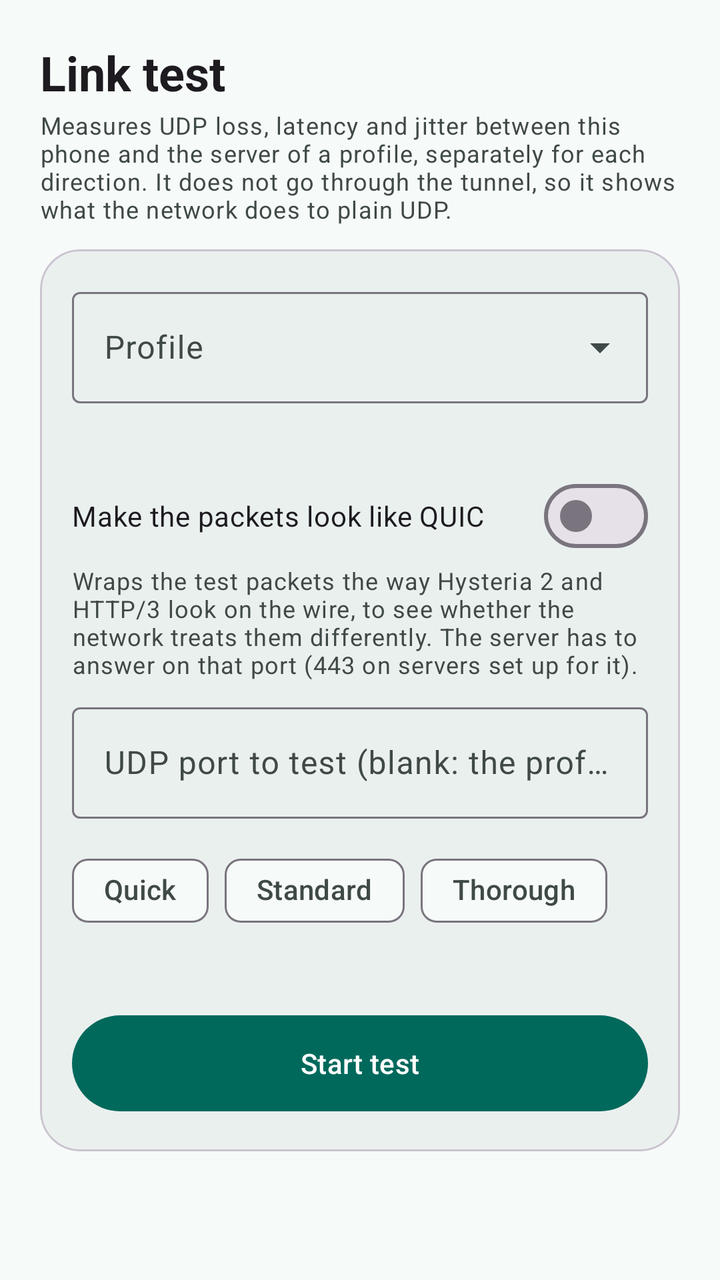
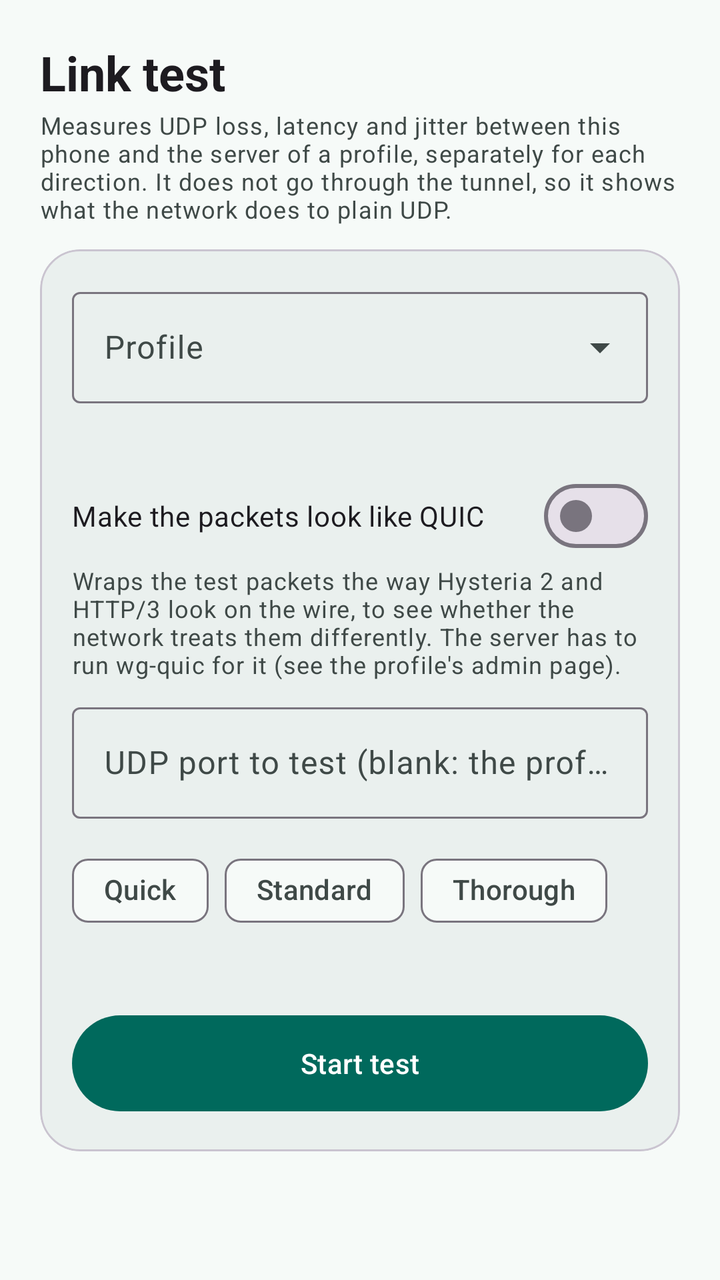

The first picture is an Android layout as it rendered before a commit; the second is the same layout after the commit. The layout source and the unified diff follow.
<!-- AndroidManifest.xml: application theme Theme.WgFec -->
<!-- res/layout/fragment_test.xml -->
<ScrollView xmlns:android="http://schemas.android.com/apk/res/android" xmlns:app="http://schemas.android.com/apk/res-auto" android:layout_width="match_parent" android:layout_height="match_parent">
  <LinearLayout android:layout_width="match_parent" android:layout_height="wrap_content" android:orientation="vertical" android:padding="20dp">
    <TextView android:layout_width="match_parent" android:layout_height="wrap_content" android:text="Link test"
        android:textAppearance="?attr/textAppearanceHeadlineSmall" android:textStyle="bold"/>
    <TextView android:layout_width="match_parent" android:layout_height="wrap_content" android:layout_marginTop="2dp" android:paddingBottom="12dp"
        android:text="Measures UDP loss, latency and jitter between this phone and the server of a profile, separately for each direction. It does not go through the tunnel, so it shows what the network does to plain UDP."
        android:textAppearance="?attr/textAppearanceBodySmall" android:textColor="?attr/colorOnSurfaceVariant"/>

    <com.google.android.material.card.MaterialCardView android:layout_width="match_parent" android:layout_height="wrap_content"
        app:cardElevation="0dp" app:cardCornerRadius="20dp" app:cardBackgroundColor="?attr/colorSurfaceContainer">
      <LinearLayout android:layout_width="match_parent" android:layout_height="wrap_content" android:orientation="vertical" android:padding="16dp">
        <com.google.android.material.textfield.TextInputLayout style="@style/Widget.Material3.TextInputLayout.OutlinedBox.ExposedDropdownMenu"
            android:layout_width="match_parent" android:layout_height="wrap_content" android:hint="Profile">
          <com.google.android.material.textfield.MaterialAutoCompleteTextView android:id="@+id/profilePick"
              android:layout_width="match_parent" android:layout_height="wrap_content" android:inputType="none"/>
        </com.google.android.material.textfield.TextInputLayout>
        <TextView android:id="@+id/targetHint" android:layout_width="match_parent" android:layout_height="wrap_content" android:layout_marginTop="6dp"
            android:textAppearance="?attr/textAppearanceBodySmall" android:textColor="?attr/colorOnSurfaceVariant"/>

        <com.google.android.material.materialswitch.MaterialSwitch android:id="@+id/quicSwitch" android:layout_width="match_parent" android:layout_height="wrap_content"
            android:layout_marginTop="10dp" android:text="Make the packets look like QUIC"/>
        <TextView android:id="@+id/quicHelp" android:layout_width="match_parent" android:layout_height="wrap_content"
            android:text="Wraps the test packets the way Hysteria 2 and HTTP/3 look on the wire, to see whether the network treats them differently. The server has to answer on that port (443 on servers set up for it)."
            android:textAppearance="?attr/textAppearanceBodySmall" android:textColor="?attr/colorOnSurfaceVariant"/>
        <com.google.android.material.textfield.TextInputLayout android:id="@+id/portLayout" style="@style/Widget.Material3.TextInputLayout.OutlinedBox"
            android:layout_width="match_parent" android:layout_height="wrap_content" android:layout_marginTop="8dp" android:hint="UDP port to test (blank: the profile's)">
          <com.google.android.material.textfield.TextInputEditText android:id="@+id/portOverride" android:layout_width="match_parent" android:layout_height="wrap_content"
              android:inputType="number" android:maxLength="5"/>
        </com.google.android.material.textfield.TextInputLayout>

        <com.google.android.material.chip.ChipGroup android:id="@+id/presets" android:layout_width="match_parent" android:layout_height="wrap_content"
            android:layout_marginTop="12dp" app:singleSelection="true" app:selectionRequired="true">
          <com.google.android.material.chip.Chip android:id="@+id/pQuick" style="@style/Widget.Material3.Chip.Filter" android:layout_width="wrap_content" android:layout_height="wrap_content" android:text="Quick" android:checkable="true"/>
          <com.google.android.material.chip.Chip android:id="@+id/pStandard" style="@style/Widget.Material3.Chip.Filter" android:layout_width="wrap_content" android:layout_height="wrap_content" android:text="Standard" android:checkable="true"/>
          <com.google.android.material.chip.Chip android:id="@+id/pThorough" style="@style/Widget.Material3.Chip.Filter" android:layout_width="wrap_content" android:layout_height="wrap_content" android:text="Thorough" android:checkable="true"/>
        </com.google.android.material.chip.ChipGroup>
        <TextView android:id="@+id/planText" android:layout_width="match_parent" android:layout_height="wrap_content" android:layout_marginTop="4dp"
            android:textAppearance="?attr/textAppearanceBodySmall" android:textColor="?attr/colorOnSurfaceVariant"/>

        <com.google.android.material.button.MaterialButton android:id="@+id/start" android:layout_width="match_parent" android:layout_height="56dp"
            android:layout_marginTop="14dp" android:text="Start test"/>
        <com.google.android.material.progressindicator.LinearProgressIndicator android:id="@+id/progress" android:layout_width="match_parent" android:layout_height="wrap_content"
            android:layout_marginTop="12dp" android:visibility="gone" android:max="1000"/>
        <TextView android:id="@+id/status" android:layout_width="match_parent" android:layout_height="wrap_content" android:layout_marginTop="6dp"
            android:visibility="gone" android:textAppearance="?attr/textAppearanceBodyMedium"/>
      </LinearLayout>
    </com.google.android.material.card.MaterialCardView>

    <com.google.android.material.card.MaterialCardView android:id="@+id/tuneCard" android:layout_width="match_parent" android:layout_height="wrap_content"
        android:layout_marginTop="10dp" android:visibility="gone" app:cardElevation="0dp" app:cardCornerRadius="20dp" app:cardBackgroundColor="?attr/colorSurfaceContainer">
      <LinearLayout android:layout_width="match_parent" android:layout_height="wrap_content" android:orientation="vertical" android:padding="16dp">
        <TextView android:layout_width="match_parent" android:layout_height="wrap_content" android:text="FEC level"
            android:textAppearance="?attr/textAppearanceTitleMedium" android:textStyle="bold"/>
        <TextView android:id="@+id/tuneText" android:layout_width="match_parent" android:layout_height="wrap_content" android:layout_marginTop="6dp"
            android:textAppearance="?attr/textAppearanceBodyMedium"/>
        <TextView android:id="@+id/tuneHint" android:layout_width="match_parent" android:layout_height="wrap_content" android:layout_marginTop="4dp"
            android:textAppearance="?attr/textAppearanceBodySmall" android:textColor="?attr/colorOnSurfaceVariant"/>
        <com.google.android.material.textfield.TextInputLayout style="@style/Widget.Material3.TextInputLayout.OutlinedBox.ExposedDropdownMenu"
            android:layout_width="match_parent" android:layout_height="wrap_content" android:layout_marginTop="12dp" android:hint="Downlink (server to phone)">
          <com.google.android.material.textfield.MaterialAutoCompleteTextView android:id="@+id/downPick"
              android:layout_width="match_parent" android:layout_height="wrap_content" android:inputType="none"/>
        </com.google.android.material.textfield.TextInputLayout>
        <com.google.android.material.textfield.TextInputLayout style="@style/Widget.Material3.TextInputLayout.OutlinedBox.ExposedDropdownMenu"
            android:layout_width="match_parent" android:layout_height="wrap_content" android:layout_marginTop="8dp" android:hint="Uplink (phone to server)">
          <com.google.android.material.textfield.MaterialAutoCompleteTextView android:id="@+id/upPick"
              android:layout_width="match_parent" android:layout_height="wrap_content" android:inputType="none"/>
        </com.google.android.material.textfield.TextInputLayout>
        <TextView android:id="@+id/suggestText" android:layout_width="match_parent" android:layout_height="wrap_content" android:layout_marginTop="10dp"
            android:visibility="gone" android:textAppearance="?attr/textAppearanceBodyMedium"/>
        <LinearLayout android:layout_width="match_parent" android:layout_height="wrap_content" android:orientation="horizontal" android:layout_marginTop="10dp">
          <com.google.android.material.button.MaterialButton android:id="@+id/tuneApply" android:layout_width="0dp" android:layout_height="wrap_content"
              android:layout_weight="1" android:text="Apply"/>
          <com.google.android.material.button.MaterialButton android:id="@+id/tuneReset" style="@style/Widget.Material3.Button.TonalButton"
              android:layout_width="0dp" android:layout_height="wrap_content" android:layout_weight="1" android:layout_marginStart="8dp" android:text="Reset"/>
        </LinearLayout>
        <com.google.android.material.button.MaterialButton android:id="@+id/tuneSuggest" style="@style/Widget.Material3.Button.TonalButton"
            android:layout_width="match_parent" android:layout_height="wrap_content" android:layout_marginTop="8dp" android:text="Use the suggestion"
            android:visibility="gone"/>
      </LinearLayout>
    </com.google.android.material.card.MaterialCardView>

    <LinearLayout android:id="@+id/results" android:layout_width="match_parent" android:layout_height="wrap_content" android:orientation="vertical"/>

    <LinearLayout android:id="@+id/actions" android:layout_width="match_parent" android:layout_height="wrap_content" android:orientation="horizontal"
        android:layout_marginTop="10dp" android:visibility="gone">
      <com.google.android.material.button.MaterialButton android:id="@+id/copy" style="@style/Widget.Material3.Button.TonalButton"
          android:layout_width="0dp" android:layout_height="wrap_content" android:layout_weight="1" android:text="Copy"/>
      <com.google.android.material.button.MaterialButton android:id="@+id/share" style="@style/Widget.Material3.Button.TonalButton"
          android:layout_width="0dp" android:layout_height="wrap_content" android:layout_weight="1" android:layout_marginStart="8dp" android:text="Share"/>
    </LinearLayout>
  </LinearLayout>
</ScrollView>
<!-- resources referenced by this layout -->
<resources>
  <style name="Theme.WgFec" parent="Theme.Material3.DayNight.NoActionBar">
          <item name="colorPrimary">#00695C</item>
          <item name="colorOnPrimary">#FFFFFF</item>
          <item name="colorPrimaryContainer">#B9F0E5</item>
          <item name="colorOnPrimaryContainer">#00201C</item>
          <item name="colorSecondary">#4A6360</item>
          <item name="colorSecondaryContainer">#CCE8E3</item>
          <item name="colorOnSecondaryContainer">#05201D</item>
          <item name="colorSurface">#F6FAF8</item>
          <item name="colorOnSurface">#171D1C</item>
          <item name="colorSurfaceVariant">#DAE5E2</item>
          <item name="colorOnSurfaceVariant">#3F4947</item>
          <item name="colorSurfaceContainer">#EAF0EE</item>
          <item name="colorSurfaceContainerLow">#F0F5F3</item>
          <item name="colorSurfaceContainerHigh">#E4EAE8</item>
          <item name="colorError">#BA1A1A</item>
          <item name="colorErrorContainer">#FFDAD6</item>
          <item name="colorOnErrorContainer">#410002</item>
          <item name="android:colorBackground">#F6FAF8</item>
          <item name="android:statusBarColor">@android:color/transparent</item>
          <item name="android:windowLightStatusBar">true</item>
      </style>
</resources>

<!-- the commit's change to res/layout/fragment_test.xml (unified diff, before → after) -->
@@ -20,10 +20,10 @@
         <com.google.android.material.materialswitch.MaterialSwitch android:id="@+id/quicSwitch" android:layout_width="match_parent" android:layout_height="wrap_content"
             android:layout_marginTop="10dp" android:text="Make the packets look like QUIC"/>
         <TextView android:id="@+id/quicHelp" android:layout_width="match_parent" android:layout_height="wrap_content"
-            android:text="Wraps the test packets the way Hysteria 2 and HTTP/3 look on the wire, to see whether the network treats them differently. The server has to answer on that port (443 on servers set up for it)."
+            android:text="Wraps the test packets the way Hysteria 2 and HTTP/3 look on the wire, to see whether the network treats them differently. The server has to run wg-quic for it (see the profile's admin page)."
             android:textAppearance="?attr/textAppearanceBodySmall" android:textColor="?attr/colorOnSurfaceVariant"/>
         <com.google.android.material.textfield.TextInputLayout android:id="@+id/portLayout" style="@style/Widget.Material3.TextInputLayout.OutlinedBox"
-            android:layout_width="match_parent" android:layout_height="wrap_content" android:layout_marginTop="8dp" android:hint="UDP port to test (blank: the profile's)">
+            android:layout_width="match_parent" android:layout_height="wrap_content" android:layout_marginTop="8dp" android:hint="UDP port to test (blank: the profile's own)">
           <com.google.android.material.textfield.TextInputEditText android:id="@+id/portOverride" android:layout_width="match_parent" android:layout_height="wrap_content"
               android:inputType="number" android:maxLength="5"/>
         </com.google.android.material.textfield.TextInputLayout>
@@ -79,6 +79,18 @@
       </LinearLayout>
     </com.google.android.material.card.MaterialCardView>
 
+    <com.google.android.material.card.MaterialCardView android:id="@+id/tunnelQuicCard" android:layout_width="match_parent" android:layout_height="wrap_content"
+        android:layout_marginTop="10dp" android:visibility="gone" app:cardElevation="0dp" app:cardCornerRadius="20dp" app:cardBackgroundColor="?attr/colorSurfaceContainer">
+      <LinearLayout android:layout_width="match_parent" android:layout_height="wrap_content" android:orientation="vertical" android:padding="16dp">
+        <TextView android:layout_width="match_parent" android:layout_height="wrap_content" android:text="QUIC disguise"
+            android:textAppearance="?attr/textAppearanceTitleMedium" android:textStyle="bold"/>
+        <TextView android:id="@+id/tunnelQuicText" android:layout_width="match_parent" android:layout_height="wrap_content" android:layout_marginTop="6dp"
+            android:textAppearance="?attr/textAppearanceBodySmall" android:textColor="?attr/colorOnSurfaceVariant"/>
+        <com.google.android.material.materialswitch.MaterialSwitch android:id="@+id/tunnelQuicSwitch" android:layout_width="match_parent" android:layout_height="wrap_content"
+            android:layout_marginTop="8dp" android:text="Send this profile's tunnel as QUIC"/>
+      </LinearLayout>
+    </com.google.android.material.card.MaterialCardView>
+
     <LinearLayout android:id="@+id/results" android:layout_width="match_parent" android:layout_height="wrap_content" android:orientation="vertical"/>
 
     <LinearLayout android:id="@+id/actions" android:layout_width="match_parent" android:layout_height="wrap_content" android:orientation="horizontal"
